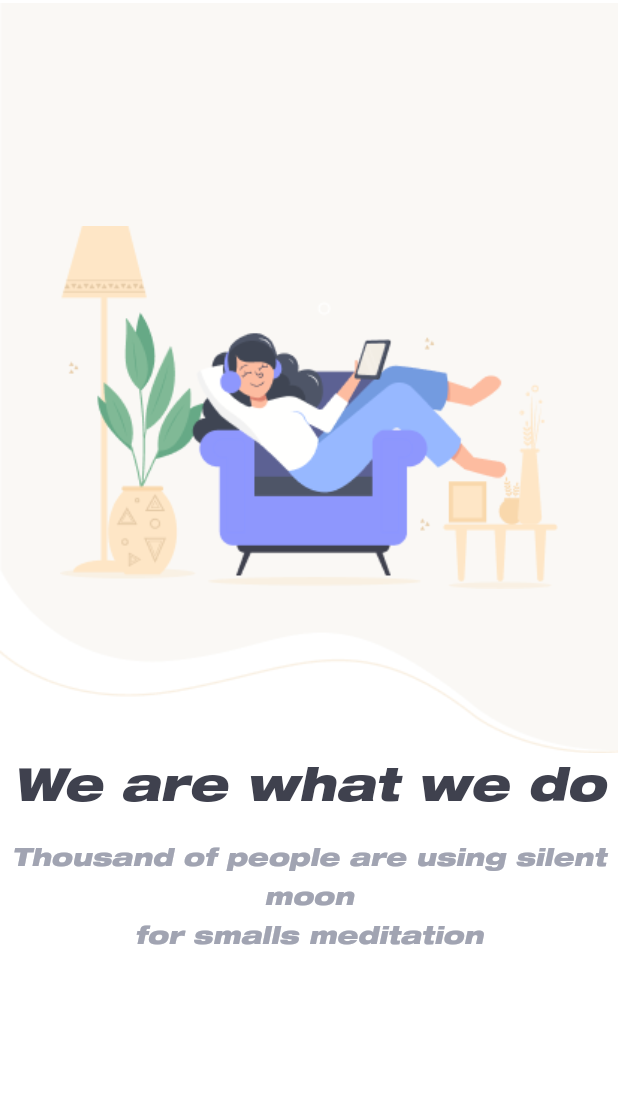
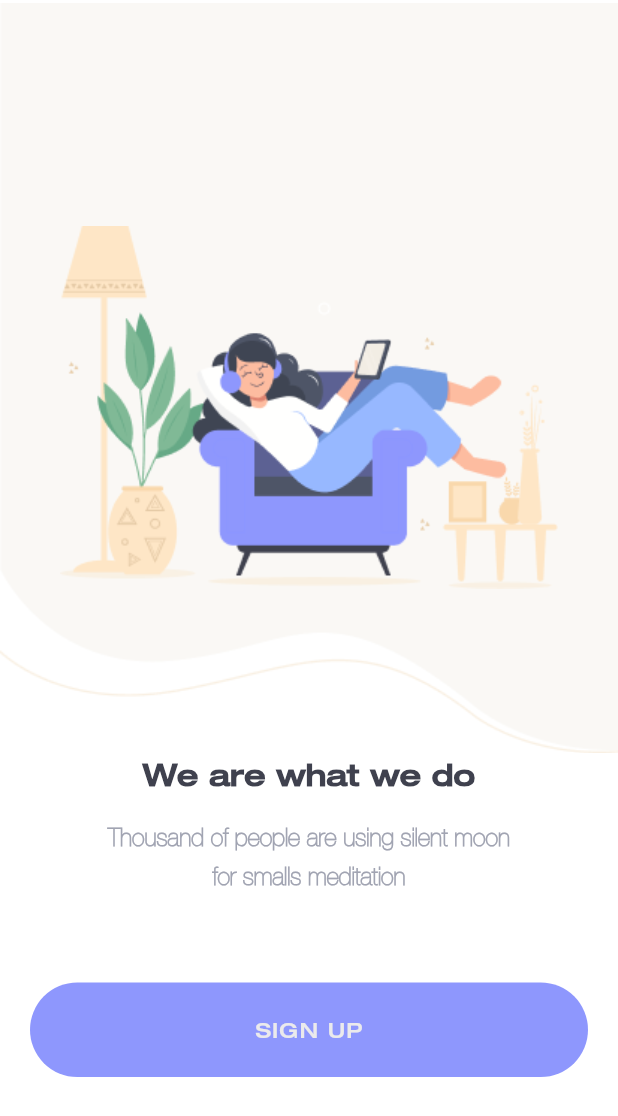
Before and after one commit to embunazzahra/mediation-app, a Flutter app: the screen it shows after launch, on a phone screen of 412 x 824 dp. Shown: the top 1116 px of the screen. Run offline on Flutter 3.47's test engine with Material 2 defaults, Android fonts, the phone set to English and light mode, and no system bars.

Commit message:
change the text, customize button

```diff
--- a/lib/shared/theme.dart
+++ b/lib/shared/theme.dart
@@ -16,9 +16,11 @@
 
 //Font style
 TextStyle helveticaBlack =
-    TextStyle(fontFamily: 'HelveticaNeue', color: kDarkGreyColor);
+    TextStyle(fontFamily: 'HelveticaNeueBold', color: kDarkGreyColor);
 TextStyle helveticaLightGrey =
-    TextStyle(fontFamily: 'HelveticaNeue', color: kLightGreyColor);
+    TextStyle(fontFamily: 'HelveticaNeueLight', color: kLightGreyColor);
+TextStyle helveticaWhite =
+    TextStyle(fontFamily: 'HelveticaNeueBold', color: kWhiteButtonColor);
 
 //For Font Weight
 FontWeight light = FontWeight.w300;
@@ -28,3 +30,9 @@
 FontWeight bold = FontWeight.w700;
 FontWeight extraBold = FontWeight.w800;
 FontWeight black = FontWeight.w900;
+
+//Border radius
+double defaultRadius = 38;
+
+//Default margin
+double defaultMargin = 20;
--- a/lib/ui/pages/sign_up_page.dart
+++ b/lib/ui/pages/sign_up_page.dart
@@ -6,21 +6,14 @@
 
   @override
   Widget build(BuildContext context) {
-    return Scaffold(
-      backgroundColor: kWhiteBackgroundColor,
-      body: Center(
-        child: Column(
-          mainAxisAlignment: MainAxisAlignment.start,
-          crossAxisAlignment: CrossAxisAlignment.center,
-          children: [
-            Stack(
+    Widget background() {
+      return Stack(
         children: [
           Container(
             width: double.infinity,
             height: 504,
             decoration: BoxDecoration(
-                    image:
-                        DecorationImage(image: AssetImage('assets/cream.png')),
+              image: DecorationImage(image: AssetImage('assets/cream.png')),
             ),
           ),
           Center(
@@ -29,16 +22,21 @@
               height: 243,
               margin: EdgeInsets.only(top: 150),
               decoration: BoxDecoration(
-                      image: DecorationImage(
-                          image: AssetImage('assets/sitting.png')),
+                image: DecorationImage(image: AssetImage('assets/sitting.png')),
               ),
             ),
           ),
         ],
-            ),
+      );
+    }
+
+    Widget signUpText() {
+      return Column(
+        children: [
           Text(
             'We are what we do',
-              style: helveticaBlack.copyWith(fontSize: 30, fontWeight: bold),
+            style: helveticaBlack.copyWith(fontSize: 20, fontWeight: bold),
+            textAlign: TextAlign.center,
           ),
           SizedBox(
             height: 15,
@@ -46,9 +44,40 @@
           Text(
             'Thousand of people are using silent moon\nfor smalls meditation',
             style: helveticaLightGrey.copyWith(
-                  fontSize: 16, fontWeight: light, height: 1.65),
+                fontSize: 16, fontWeight: bold, height: 1.65),
             textAlign: TextAlign.center,
+          )
+        ],
+      );
+    }
+
+    Widget signUpButton() {
+      return Container(
+          margin: EdgeInsets.only(top: 60, right: 20, left: 20),
+          height: 63,
+          child: TextButton(
+            style: TextButton.styleFrom(
+                backgroundColor: kLightPurpleColor,
+                shape: RoundedRectangleBorder(
+                  borderRadius: BorderRadius.circular(defaultRadius),
+                )),
+            child: Text(
+              'SIGN UP',
+              style: helveticaWhite.copyWith(
+                  fontWeight: medium, letterSpacing: 0.7),
             ),
+            onPressed: () {},
+          ));
+    }
+
+    return Scaffold(
+      backgroundColor: kWhiteBackgroundColor,
+      body: Center(
+        child: ListView(
+          children: [
+            background(),
+            signUpText(),
+            signUpButton(),
           ],
         ),
       ),
```
Also changed, not shown: pubspec.yaml (+6 -6 lines), assets/fonts/Helvetica Neue Medium Extended.ttf (added), assets/fonts/Helvetica Neue UltraLight.ttf (added), assets/fonts/Helvetica NeueLTW0693BlkExtObl.ttf (deleted). Lines whose indentation alone changed are shown as unchanged.
